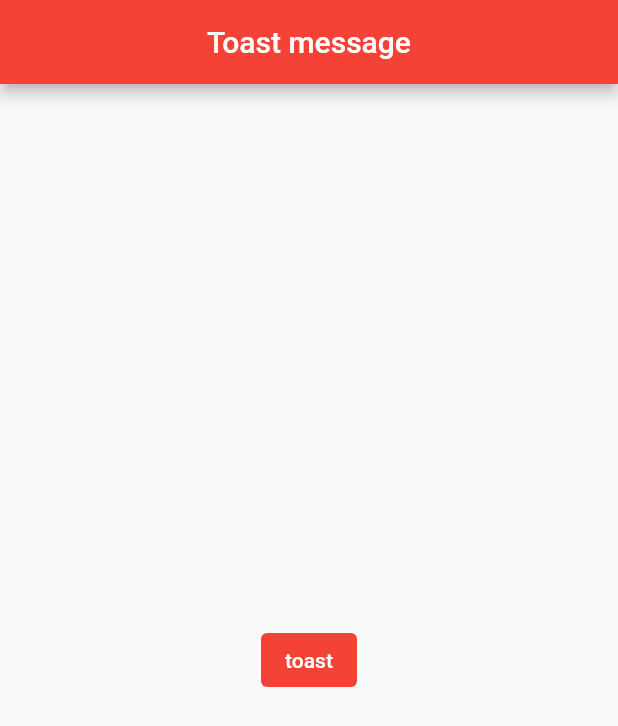
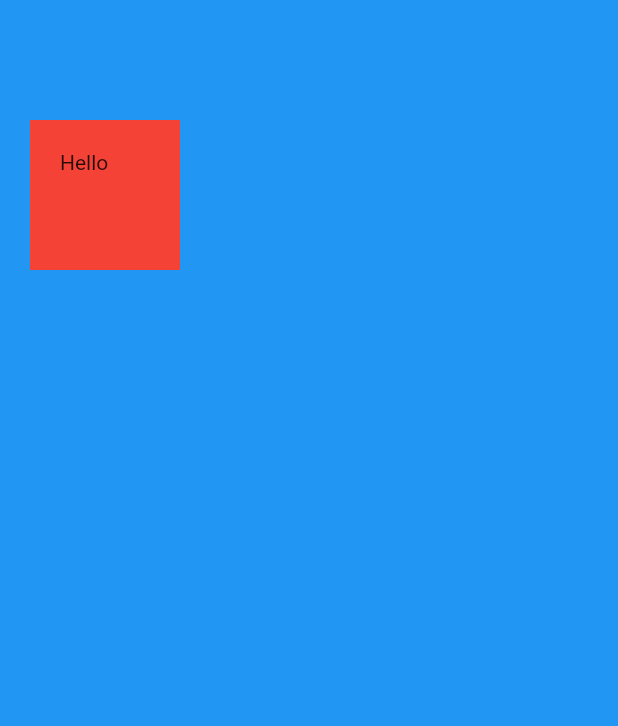
Before and after one commit to minchodang/flutter-ps, a Flutter app: the screen it shows after launch, on a phone screen of 412 x 824 dp. Shown: the top 726 px of the screen. Run offline on Flutter 3.47's test engine with Material 2 defaults, Android fonts, the light colour scheme and no system bars; our stand-ins replace fluttertoast.

Commit message:
feat: container 추가

```diff
--- a/lib/main.dart
+++ b/lib/main.dart
@@ -21,33 +21,19 @@ class MyPage extends StatelessWidget {
   @override
   Widget build(BuildContext context) {
     return Scaffold(
-      appBar: AppBar(
-        title: Text('Toast message'),
-        centerTitle: true,
-      ),
-      body: Center(
-        child: TextButton(
-          onPressed: () {
-            flutterToast();
-          },
-          child: Text(
-            'toast',
-            style: TextStyle(color: Colors.white),
-          ),
-          style: FilledButton.styleFrom(backgroundColor: Colors.red),
+      backgroundColor: Colors.blue,
+      body: SafeArea(
+          child: Container(
+        color: Colors.red,
+        width: 100,
+        height: 100,
+        margin: EdgeInsets.symmetric(
+          vertical: 80,
+          horizontal: 20,
         ),
-      ),
+        padding: EdgeInsets.all(20),
+        child: Text('Hello'),
+      )),
     );
   }
 }
-
-void flutterToast() {
-  Fluttertoast.showToast(
-    msg: 'flutter',
-    gravity: ToastGravity.BOTTOM,
-    backgroundColor: Colors.redAccent,
-    fontSize: 20,
-    textColor: Colors.white,
-    toastLength: Toast.LENGTH_SHORT,
-  );
-}
```
